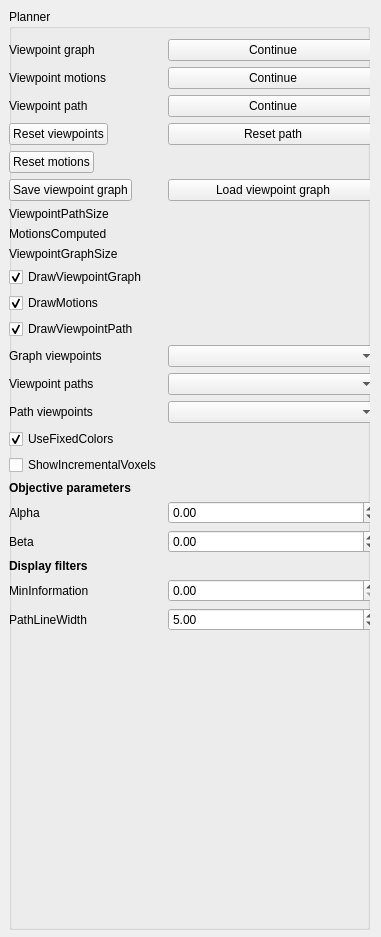
bennihepp/Quad3DR, file viewpoint_planner/src/ui/viewer_planner_panel.ui: the form before one commit.
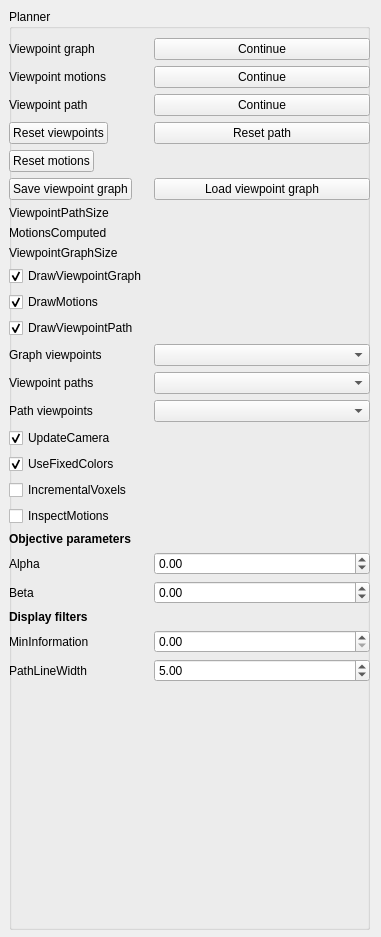
The form after the commit.

Commit message:
Fixed densification of graph and improved visualization
* Visualization of motions for single viewpoints
* Ensuring minimum spatial distance of initial viewpoint path nodes

```diff
--- a/viewpoint_planner/src/ui/viewer_planner_panel.ui
+++ b/viewpoint_planner/src/ui/viewer_planner_panel.ui
@@ -29,9 +29,9 @@
     <property name="geometry">
      <rect>
       <x>0</x>
-      <y>30</y>
-      <width>369</width>
-      <height>891</height>
+      <y>29</y>
+      <width>361</width>
+      <height>761</height>
      </rect>
     </property>
     <layout class="QFormLayout" name="formLayout">
@@ -91,6 +91,27 @@
        </property>
       </widget>
      </item>
+     <item row="6" column="0">
+      <widget class="QPushButton" name="resetViewpointMotions">
+       <property name="text">
+        <string>Reset motions</string>
+       </property>
+      </widget>
+     </item>
+     <item row="7" column="0">
+      <widget class="QPushButton" name="saveViewpointGraph">
+       <property name="text">
+        <string>Save viewpoint graph</string>
+       </property>
+      </widget>
+     </item>
+     <item row="7" column="1">
+      <widget class="QPushButton" name="loadViewpointGraph">
+       <property name="text">
+        <string>Load viewpoint graph</string>
+       </property>
+      </widget>
+     </item>
      <item row="9" column="0">
       <widget class="QLabel" name="label_3">
        <property name="text">
@@ -105,6 +126,20 @@
        </property>
       </widget>
      </item>
+     <item row="10" column="0">
+      <widget class="QLabel" name="label_8">
+       <property name="text">
+        <string>MotionsComputed</string>
+       </property>
+      </widget>
+     </item>
+     <item row="10" column="1">
+      <widget class="QLabel" name="viewpointMotionsComputed">
+       <property name="text">
+        <string/>
+       </property>
+      </widget>
+     </item>
      <item row="11" column="0">
       <widget class="QLabel" name="label">
        <property name="text">
@@ -129,6 +164,16 @@
        </property>
       </widget>
      </item>
+     <item row="14" column="0">
+      <widget class="QCheckBox" name="drawViewpointMotions">
+       <property name="text">
+        <string>DrawMotions</string>
+       </property>
+       <property name="checked">
+        <bool>true</bool>
+       </property>
+      </widget>
+     </item>
      <item row="15" column="0">
       <widget class="QCheckBox" name="drawViewpointPath">
        <property name="text">
@@ -149,6 +194,16 @@
      <item row="16" column="1">
       <widget class="QComboBox" name="viewpointGraphSelection"/>
      </item>
+     <item row="17" column="0">
+      <widget class="QLabel" name="label_15">
+       <property name="text">
+        <string>Viewpoint paths</string>
+       </property>
+      </widget>
+     </item>
+     <item row="17" column="1">
+      <widget class="QComboBox" name="viewpointPathBranchSelection"/>
+     </item>
      <item row="18" column="0">
       <widget class="QLabel" name="label_4">
        <property name="text">
@@ -159,59 +214,94 @@
      <item row="18" column="1">
       <widget class="QComboBox" name="viewpointPathSelection"/>
      </item>
-     <item row="7" column="0">
-      <widget class="QPushButton" name="saveViewpointGraph">
+     <item row="19" column="0">
+      <widget class="QCheckBox" name="updateCameraOnSelection">
        <property name="text">
-        <string>Save viewpoint graph</string>
+        <string>UpdateCamera</string>
        </property>
-      </widget>
-     </item>
-     <item row="10" column="0">
-      <widget class="QLabel" name="label_8">
-       <property name="text">
-        <string>MotionsComputed</string>
+       <property name="checked">
+        <bool>true</bool>
        </property>
       </widget>
      </item>
-     <item row="10" column="1">
-      <widget class="QLabel" name="viewpointMotionsComputed">
+     <item row="20" column="0">
+      <widget class="QCheckBox" name="useFixedColors">
        <property name="text">
-        <string/>
+        <string>UseFixedColors</string>
        </property>
+       <property name="checked">
+        <bool>true</bool>
+       </property>
       </widget>
      </item>
-     <item row="14" column="0">
-      <widget class="QCheckBox" name="drawViewpointMotions">
+     <item row="21" column="0">
+      <widget class="QCheckBox" name="showIncrementalVoxelSet">
        <property name="text">
-        <string>DrawMotions</string>
-       </property>
-       <property name="checked">
-        <bool>true</bool>
+        <string>IncrementalVoxels</string>
        </property>
       </widget>
      </item>
      <item row="22" column="0">
+      <widget class="QCheckBox" name="inspectViewpointGraphMotions">
+       <property name="text">
+        <string>InspectMotions</string>
+       </property>
+      </widget>
+     </item>
+     <item row="23" column="0">
+      <widget class="QLabel" name="label_13">
+       <property name="font">
+        <font>
+         <weight>75</weight>
+         <bold>true</bold>
+        </font>
+       </property>
+       <property name="text">
+        <string>Objective parameters</string>
+       </property>
+      </widget>
+     </item>
+     <item row="24" column="0">
       <widget class="QLabel" name="label_9">
        <property name="text">
         <string>Alpha</string>
        </property>
       </widget>
      </item>
-     <item row="23" column="0">
+     <item row="24" column="1">
+      <widget class="QDoubleSpinBox" name="alphaParameter">
+       <property name="minimum">
+        <double>-9999999.000000000000000</double>
+       </property>
+       <property name="maximum">
+        <double>9999999.000000000000000</double>
+       </property>
+       <property name="singleStep">
+        <double>0.100000000000000</double>
+       </property>
+      </widget>
+     </item>
+     <item row="25" column="0">
       <widget class="QLabel" name="label_10">
        <property name="text">
         <string>Beta</string>
        </property>
       </widget>
      </item>
-     <item row="25" column="0">
-      <widget class="QLabel" name="label_11">
-       <property name="text">
-        <string>MinInformation</string>
+     <item row="25" column="1">
+      <widget class="QDoubleSpinBox" name="betaParameter">
+       <property name="minimum">
+        <double>-9999999.000000000000000</double>
+       </property>
+       <property name="maximum">
+        <double>9999999.000000000000000</double>
+       </property>
+       <property name="singleStep">
+        <double>0.100000000000000</double>
        </property>
       </widget>
      </item>
-     <item row="24" column="0">
+     <item row="26" column="0">
       <widget class="QLabel" name="label_12">
        <property name="font">
         <font>
@@ -224,33 +314,14 @@
        </property>
       </widget>
      </item>
-     <item row="22" column="1">
-      <widget class="QDoubleSpinBox" name="alphaParameter">
-       <property name="minimum">
-        <double>-9999999.000000000000000</double>
+     <item row="27" column="0">
+      <widget class="QLabel" name="label_11">
+       <property name="text">
+        <string>MinInformation</string>
        </property>
-       <property name="maximum">
-        <double>9999999.000000000000000</double>
-       </property>
-       <property name="singleStep">
-        <double>0.100000000000000</double>
-       </property>
       </widget>
      </item>
-     <item row="23" column="1">
-      <widget class="QDoubleSpinBox" name="betaParameter">
-       <property name="minimum">
-        <double>-9999999.000000000000000</double>
-       </property>
-       <property name="maximum">
-        <double>9999999.000000000000000</double>
-       </property>
-       <property name="singleStep">
-        <double>0.100000000000000</double>
-       </property>
-      </widget>
-     </item>
-     <item row="25" column="1">
+     <item row="27" column="1">
       <widget class="QDoubleSpinBox" name="minInformationFilter">
        <property name="maximum">
         <double>9999999999.000000000000000</double>
@@ -260,37 +331,14 @@
        </property>
       </widget>
      </item>
-     <item row="21" column="0">
-      <widget class="QLabel" name="label_13">
-       <property name="font">
-        <font>
-         <weight>75</weight>
-         <bold>true</bold>
-        </font>
-       </property>
-       <property name="text">
-        <string>Objective parameters</string>
-       </property>
-      </widget>
-     </item>
-     <item row="19" column="0">
-      <widget class="QCheckBox" name="useFixedColors">
-       <property name="text">
-        <string>UseFixedColors</string>
-       </property>
-       <property name="checked">
-        <bool>true</bool>
-       </property>
-      </widget>
-     </item>
-     <item row="26" column="0">
+     <item row="28" column="0">
       <widget class="QLabel" name="label_14">
        <property name="text">
         <string>PathLineWidth</string>
        </property>
       </widget>
      </item>
-     <item row="26" column="1">
+     <item row="28" column="1">
       <widget class="QDoubleSpinBox" name="viewpointPathLineWidth">
        <property name="singleStep">
         <double>0.100000000000000</double>
@@ -300,37 +348,6 @@
        </property>
       </widget>
      </item>
-     <item row="7" column="1">
-      <widget class="QPushButton" name="loadViewpointGraph">
-       <property name="text">
-        <string>Load viewpoint graph</string>
-       </property>
-      </widget>
-     </item>
-     <item row="17" column="0">
-      <widget class="QLabel" name="label_15">
-       <property name="text">
-        <string>Viewpoint paths</string>
-       </property>
-      </widget>
-     </item>
-     <item row="17" column="1">
-      <widget class="QComboBox" name="viewpointPathBranchSelection"/>
-     </item>
-     <item row="6" column="0">
-      <widget class="QPushButton" name="resetViewpointMotions">
-       <property name="text">
-        <string>Reset motions</string>
-       </property>
-      </widget>
-     </item>
-     <item row="20" column="0">
-      <widget class="QCheckBox" name="showIncrementalVoxelSet">
-       <property name="text">
-        <string>ShowIncrementalVoxels</string>
-       </property>
-      </widget>
-     </item>
     </layout>
    </widget>
   </widget>
```
The commit also changes 9 other files.
